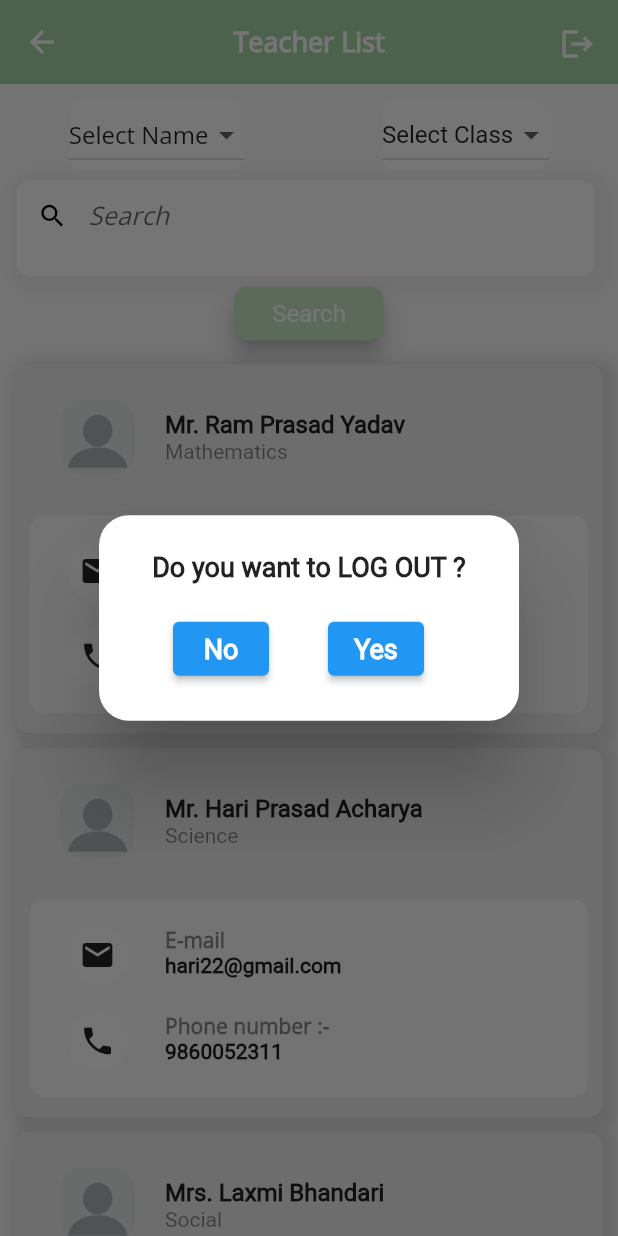
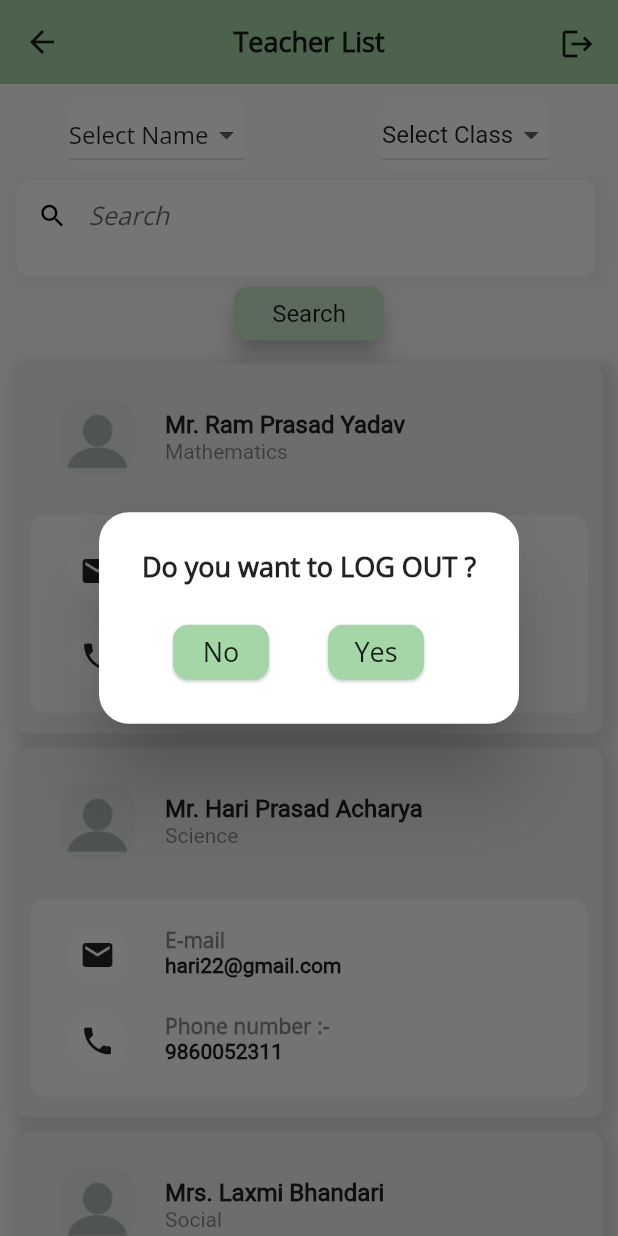
Before and after one commit to kalind7/Excel_public_school, a Flutter app: the TeacherLists screen opened by its route, after a tap on the "logout" icon, on a phone screen of 412 x 824 dp. Run offline on Flutter 3.47's test engine with Material 2 defaults, Android fonts, the phone set to English and light mode, and no system bars; our stand-ins replace fluttertoast, form_field_validator, get, hexcolor, pie_chart, searchfield and 2 more; missing offline and left inert: nepali_date_picker; accounts and stored records are empty; Roboto replaces fonts that are missing (MontserratAlternates); project files that could hold a hidden picture were left out.

Commit message:
new changes

```diff
--- a/lib/ui_pages/forgot_password.dart
+++ b/lib/ui_pages/forgot_password.dart
@@ -35,7 +35,7 @@ class _ForgotPasswordState extends State<ForgotPassword> {
           // physics: ClampingScrollPhysics(),
           children: [
             Container(
-              padding: EdgeInsets.only(top: 20.0, bottom: 10.0),
+              padding: EdgeInsets.only( bottom: 20.0),
               height: MediaQuery.of(context).size.height,
               width: MediaQuery.of(context).size.width,
               child: Form(
--- a/lib/ui_pages/list_of_students.dart
+++ b/lib/ui_pages/list_of_students.dart
@@ -2,6 +2,7 @@ import 'package:flutter/material.dart';
 import 'package:get/get.dart';
 import 'package:hexcolor/hexcolor.dart';
 import 'package:new_project_work/controller/student_controller.dart';
+import 'package:new_project_work/utils/color.dart';
 import 'package:new_project_work/widgets/admin_bio.dart';
 import 'package:new_project_work/widgets/logout_popup.dart';
 import 'package:new_project_work/widgets/single_drop_down_class.dart';
@@ -71,14 +72,14 @@ class _StudentListsState extends State<StudentLists> {
                 child: ElevatedButton(
                   onPressed: () {},
                   style: ElevatedButton.styleFrom(
-                      primary: Colors.green.shade300,
+                      primary: greenOne,
                       elevation: 7,
                       shape: RoundedRectangleBorder(
                           borderRadius: BorderRadius.circular(10)),
                       padding: EdgeInsets.all(5)),
                   child: Text(
                     'Search',
-                    style: TextStyle(color: Colors.black, fontSize: 16),
+                    style: TextStyle(color: Colors.black87, fontSize: 16),
                   ),
                 ),
               ),
--- a/lib/ui_pages/list_of_teacher.dart
+++ b/lib/ui_pages/list_of_teacher.dart
@@ -50,7 +50,7 @@ class _TeacherListsState extends State<TeacherLists> {
           icon: Icon(
             Icons.arrow_back,
             size: 24.0,
-            color: Colors.white,
+            color: Colors.black87,
           ),
         ),
         title: Text('Teacher List',
@@ -58,7 +58,7 @@ class _TeacherListsState extends State<TeacherLists> {
                 fontSize: 18.0,
                 fontWeight: FontWeight.w600,
                 fontFamily: 'OpenSans',
-                color: Colors.white)),
+                color: Colors.black87)),
         centerTitle: true,
         actions: [
           Padding(
@@ -71,7 +71,7 @@ class _TeacherListsState extends State<TeacherLists> {
                 );
               },
               icon: Icon(Icons.logout,
-                  size: 24.0, color: Colors.white),
+                  size: 24.0, color: Colors.black87),
             ),
           ),
         ],
@@ -99,7 +99,7 @@ class _TeacherListsState extends State<TeacherLists> {
                     padding: EdgeInsets.all(5)),
                 child: Text(
                   'Search',
-                  style: TextStyle(color: Colors.white, fontSize: 16),
+                  style: TextStyle(color: Colors.black87, fontSize: 16),
                 ),
               ),
             ),
--- a/lib/widgets/logout_popup.dart
+++ b/lib/widgets/logout_popup.dart
@@ -14,7 +14,7 @@ class BuildPopupDialog extends StatelessWidget {
       title: Center(
           child: Text(
             'Do you want to LOG OUT ?',
-            style: TextStyle(fontSize: 18.0, fontWeight: FontWeight.bold, fontFamily: 'MontserratAlternates'),
+            style: TextStyle(fontSize: 18.0, fontWeight: FontWeight.w600, fontFamily: 'OpenSans',color: Colors.black87),
           )),
       content: Row(
         mainAxisAlignment: MainAxisAlignment.spaceEvenly,
@@ -23,19 +23,38 @@ class BuildPopupDialog extends StatelessWidget {
           Padding(
             padding: const EdgeInsets.only(right: 14.0),
             child: ElevatedButton(
+
+              style: ElevatedButton.styleFrom(
+                  shadowColor: Colors.green.shade200,
+                  primary: Colors.green.shade200,
+                  onPrimary: Colors.white,
+                  onSurface: Colors.grey,
+                  elevation: 1,
+                  shape: RoundedRectangleBorder(
+                      borderRadius: BorderRadius.circular(10)),
+                  padding: EdgeInsets.all(5)),
               onPressed: () {
                 Navigator.pop(context);
               },
-              child: Text('No',style: TextStyle(fontSize: 18.0, fontWeight: FontWeight.bold, fontFamily: 'MontserratAlternates')),
+              child: Text('No',style: TextStyle(fontSize: 18.0, fontWeight: FontWeight.w500, fontFamily: 'OpenSans',color: Colors.black87,)),
             ),
           ),
           Padding(
             padding: const EdgeInsets.only(right: 14.0),
             child: ElevatedButton(
+              style: ElevatedButton.styleFrom(
+                  shadowColor: Colors.green.shade200,
+                  primary: Colors.green.shade200,
+                  onPrimary: Colors.white,
+                  onSurface: Colors.grey,
+                  elevation: 1,
+                  shape: RoundedRectangleBorder(
+                      borderRadius: BorderRadius.circular(10)),
+                  padding: EdgeInsets.all(5)),
               onPressed: () {
                 Get.toNamed('/login');
               },
-              child: Text('Yes',style: TextStyle(fontSize: 18.0, fontWeight: FontWeight.bold, fontFamily: 'MontserratAlternates')),
+              child: Text('Yes',style: TextStyle(fontSize: 18.0, fontWeight: FontWeight.w500, fontFamily: 'OpenSans', color: Colors.black87)),
             ),
           ),
         ],
```
Also changed, not shown: lib/ui_pages/events.dart (+7 -5 lines), lib/ui_pages/forgot_password2.dart (+4 -4 lines), lib/ui_pages/login_page.dart (+4 -4 lines).
